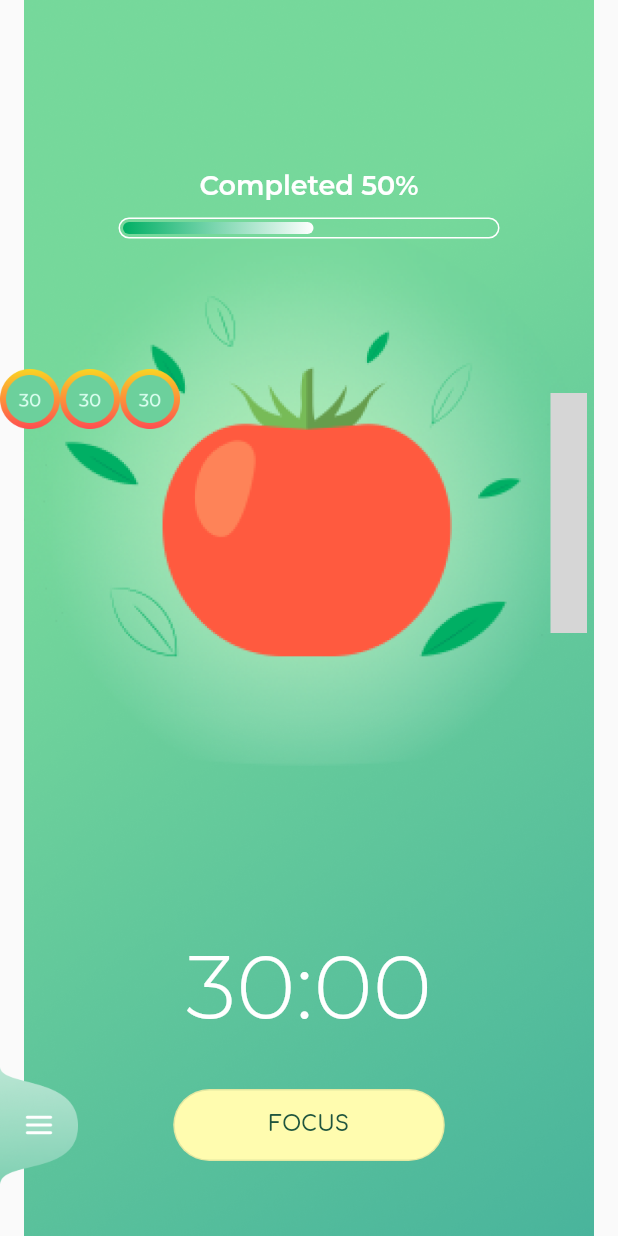
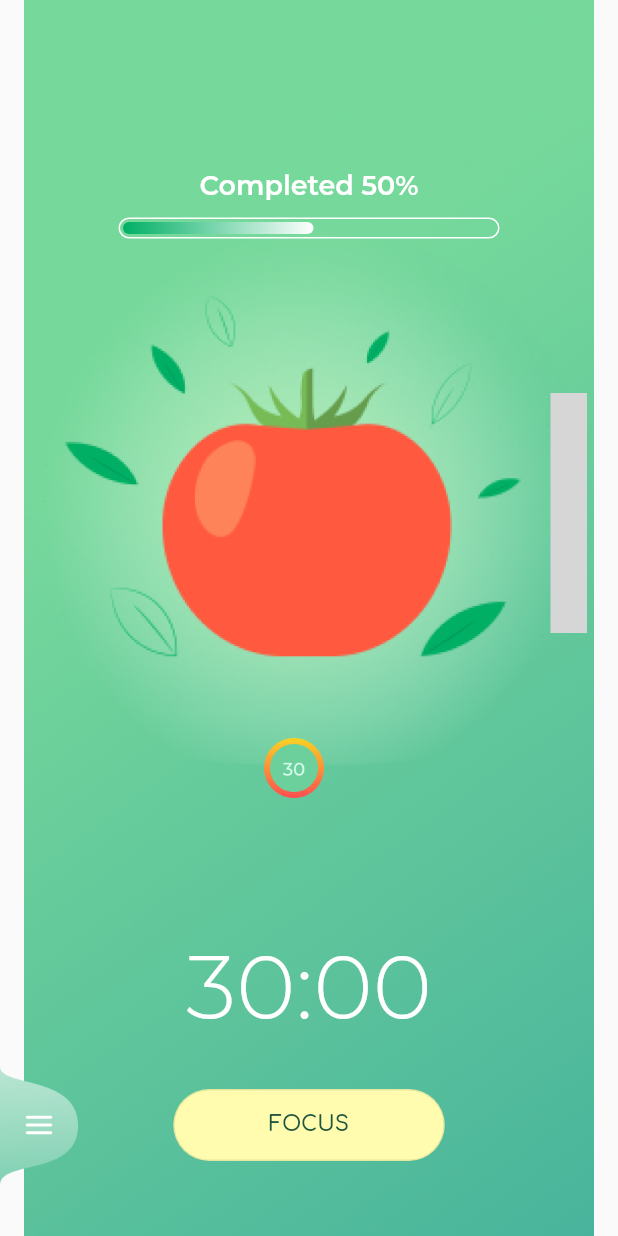
Before and after one commit to RuslanTsitser/pomodoro_timer, a Flutter app: the screen it shows after launch, on a phone screen of 412 x 824 dp. Run offline on Flutter 3.47's test engine with Material 2 defaults, Android fonts, the phone set to English and light mode, and no system bars; drawn by our look-alikes of syncfusion_flutter_sliders; our stand-ins replace bloc, equatable, flutter_bloc; grey boxes are pictures that could not be loaded.

Commit message:
pomodoro widget

```diff
--- a/lib/presentation/pages/home_page.dart
+++ b/lib/presentation/pages/home_page.dart
@@ -95,12 +95,12 @@ class HomePage extends StatelessWidget {
                   ),
                   alignment: Alignment.bottomCenter,
                 ),
-                const Align(
+                Align(
                   alignment: Alignment.bottomCenter,
                   child: Padding(
-                    padding: EdgeInsets.only(bottom: 292.0),
+                    padding: const EdgeInsets.only(bottom: 292.0),
                     child: PomodoroWidget(
-                      pomodoroNumber: 3,
+                      pomodoroNumber: state.duration ~/ (30 * 60),
                     ),
                   ),
                 ),
--- a/lib/presentation/widgets/pomodoro_widget.dart
+++ b/lib/presentation/widgets/pomodoro_widget.dart
@@ -1,6 +1,6 @@
 import 'package:flutter/material.dart';
 
-class PomodoroWidget extends StatefulWidget {
+class PomodoroWidget extends StatelessWidget {
   const PomodoroWidget({
     Key? key,
     required this.pomodoroNumber,
@@ -8,26 +8,26 @@ class PomodoroWidget extends StatefulWidget {
   final int pomodoroNumber;
 
   @override
-  State<PomodoroWidget> createState() => _PomodoroWidgetState();
-}
-
-class _PomodoroWidgetState extends State<PomodoroWidget> {
-  @override
   Widget build(BuildContext context) {
-    return ListView.separated(
+    return SizedBox(
+      height: 40,
+      width: pomodoroNumber * 60,
+      child: ListView.separated(
         separatorBuilder: (context, index) {
-        return const Divider(
-          color: Colors.white,
+          return const SizedBox(
+            width: 20,
           );
         },
         scrollDirection: Axis.horizontal,
-      itemCount: widget.pomodoroNumber,
+        itemCount: pomodoroNumber,
         itemBuilder: (context, index) {
           return Image.asset(
             'assets/icons/pomodoro.png',
             width: 40,
+            height: 40,
           );
         },
+      ),
     );
   }
 }
```
Lines whose indentation alone changed are shown as unchanged.
